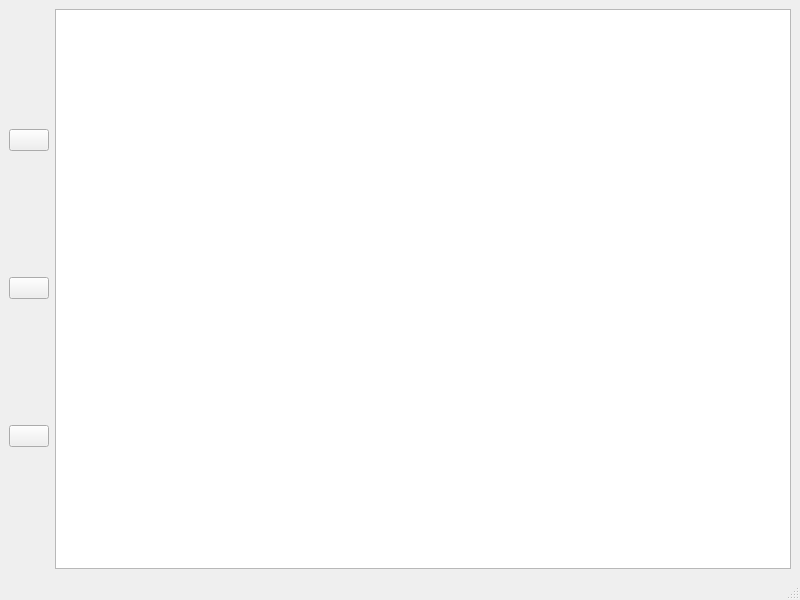
VadimZherko/marker, file mainwindow.ui: the form before one commit.
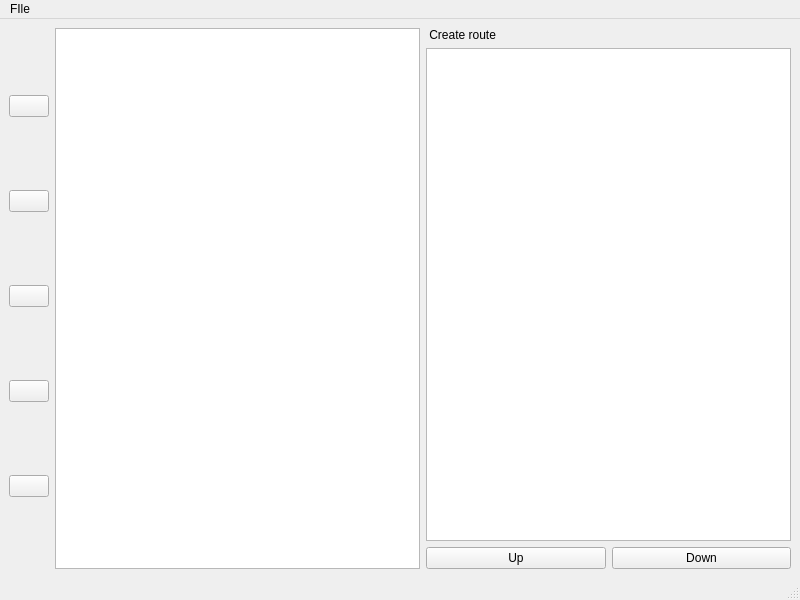
The form after the commit. Icons and pictures are not drawn.

Diff of the .ui file:
```diff
--- a/mainwindow.ui
+++ b/mainwindow.ui
@@ -14,7 +14,7 @@
    <string>MainWindow</string>
   </property>
   <widget class="QWidget" name="centralwidget">
-   <layout class="QHBoxLayout" name="horizontalLayout">
+   <layout class="QHBoxLayout" name="horizontalLayout_2">
     <item>
      <layout class="QVBoxLayout" name="verticalLayout_2">
       <item>
@@ -50,11 +50,72 @@
         </property>
        </widget>
       </item>
+      <item>
+       <widget class="QPushButton" name="moveToMarkButton">
+        <property name="text">
+         <string/>
+        </property>
+        <property name="icon">
+         <iconset resource="img.qrc">
+          <normaloff>:/new/prefix1/img/markIcon_180.png</normaloff>:/new/prefix1/img/markIcon_180.png</iconset>
+        </property>
+       </widget>
+      </item>
+      <item>
+       <widget class="QPushButton" name="rotateMarkButton">
+        <property name="text">
+         <string/>
+        </property>
+        <property name="icon">
+         <iconset resource="img.qrc">
+          <normaloff>:/new/prefix1/img/markIcon_270.png</normaloff>:/new/prefix1/img/markIcon_270.png</iconset>
+        </property>
+       </widget>
+      </item>
      </layout>
     </item>
     <item>
      <widget class="QGraphicsView" name="workArea"/>
     </item>
+    <item>
+     <layout class="QVBoxLayout" name="verticalLayout_3">
+      <item>
+       <widget class="QLabel" name="label">
+        <property name="text">
+         <string> Create route</string>
+        </property>
+       </widget>
+      </item>
+      <item>
+       <widget class="QTableView" name="tableView">
+        <property name="minimumSize">
+         <size>
+          <width>300</width>
+          <height>0</height>
+         </size>
+        </property>
+       </widget>
+      </item>
+      <item>
+       <layout class="QHBoxLayout" name="horizontalLayout">
+        <item>
+         <widget class="QPushButton" name="pushButton_2">
+          <property name="text">
+           <string>Up</string>
+          </property>
+         </widget>
+        </item>
+        <item>
+         <widget class="QPushButton" name="pushButton">
+          <property name="text">
+           <string>Down</string>
+          </property>
+         </widget>
+        </item>
+       </layout>
+      </item>
+     </layout>
+    </item>
    </layout>
   </widget>
   <widget class="QMenuBar" name="menubar">
@@ -66,6 +127,16 @@
      <height>23</height>
     </rect>
    </property>
+   <widget class="QMenu" name="menuFIle">
+    <property name="title">
+     <string>FIle</string>
+    </property>
+    <addaction name="actionNew"/>
+    <addaction name="actionSave"/>
+    <addaction name="actionOpen"/>
+    <addaction name="actionExit"/>
+   </widget>
+   <addaction name="menuFIle"/>
   </widget>
   <widget class="QStatusBar" name="statusbar"/>
  </widget>
```
Left out of the diff: 20 changed lines with no effect on the pictures.
